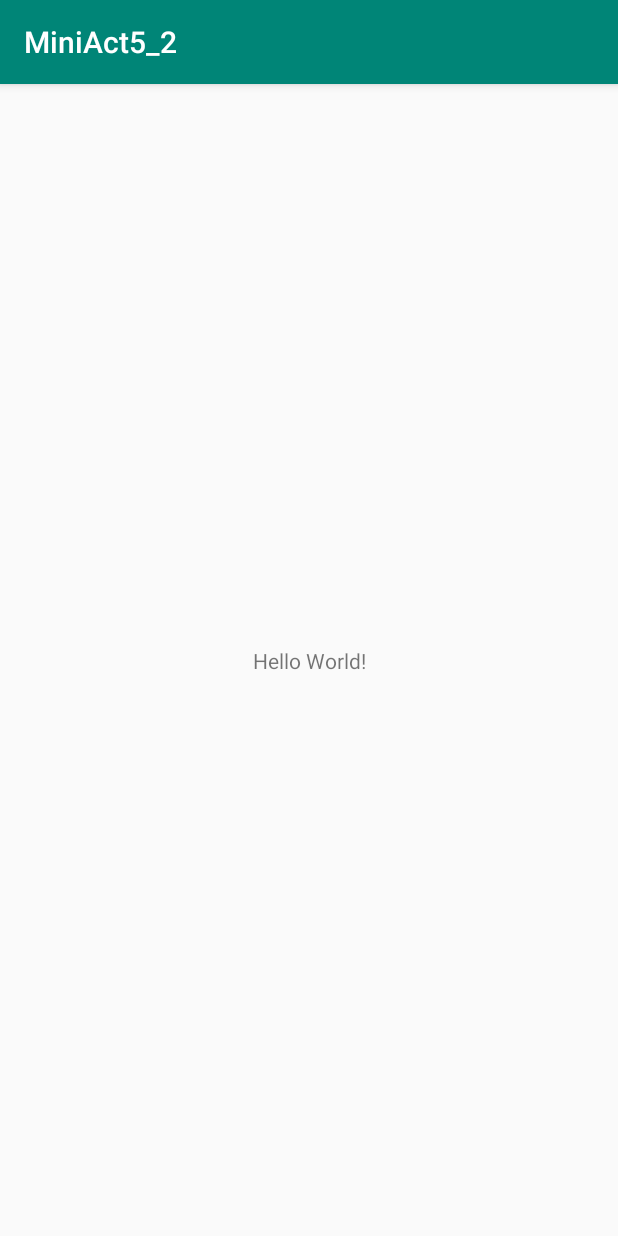
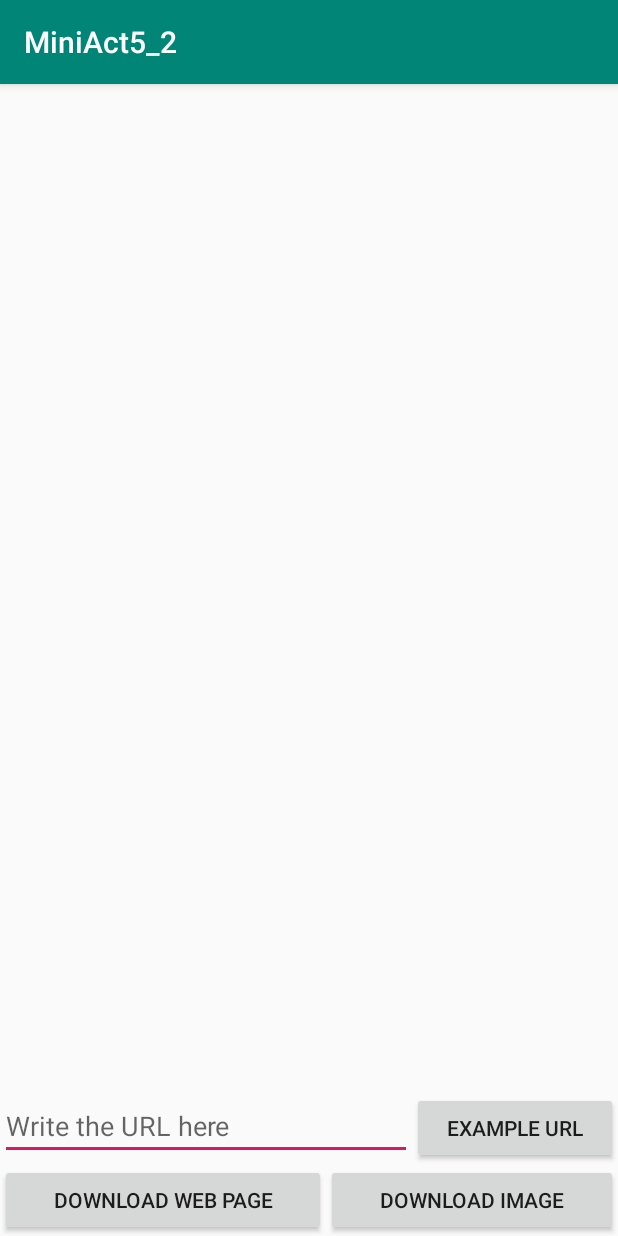
Before and after one commit to Tuset13/MiniAct5_2, an Android app: the screen it shows after launch (MainActivity), on a phone screen of 412 x 824 dp. Run offline under Robolectric (Android 15) with nearby library versions, the phone set to English and light mode, and no system bars.

Commit message:
Pràctica Acabada!

```diff
--- a/app/src/main/AndroidManifest.xml
+++ b/app/src/main/AndroidManifest.xml
@@ -1,6 +1,8 @@
 <?xml version="1.0" encoding="utf-8"?>
 <manifest xmlns:android="http://schemas.android.com/apk/res/android"
     package="com.example.miniact5_2">
+
+    <uses-permission android:name="android.permission.INTERNET" />
 
     <application
         android:allowBackup="true"
--- a/app/src/main/res/layout/activity_main.xml
+++ b/app/src/main/res/layout/activity_main.xml
@@ -1,18 +1,69 @@
 <?xml version="1.0" encoding="utf-8"?>
-<androidx.constraintlayout.widget.ConstraintLayout xmlns:android="http://schemas.android.com/apk/res/android"
-    xmlns:app="http://schemas.android.com/apk/res-auto"
-    xmlns:tools="http://schemas.android.com/tools"
+<LinearLayout xmlns:android="http://schemas.android.com/apk/res/android"
     android:layout_width="match_parent"
     android:layout_height="match_parent"
-    tools:context=".MainActivity">
+    android:orientation="vertical">
 
-    <TextView
-        android:layout_width="wrap_content"
+    <LinearLayout
+        android:layout_width="match_parent"
+        android:layout_height="0dp"
+        android:layout_weight="1"
+        android:orientation="vertical">
+
+        <ImageView
+            android:id="@+id/image_holder"
+            android:layout_width="match_parent"
+            android:layout_weight="2"
+            android:layout_height="0dp"
+            android:contentDescription="@string/image_text" />
+
+        <TextView
+            android:id="@+id/textView"
+            android:layout_width="match_parent"
+            android:layout_height="0dp"
+            android:layout_weight="1" />
+
+    </LinearLayout>
+
+    <LinearLayout
+        android:layout_width="match_parent"
         android:layout_height="wrap_content"
-        android:text="Hello World!"
-        app:layout_constraintBottom_toBottomOf="parent"
-        app:layout_constraintLeft_toLeftOf="parent"
-        app:layout_constraintRight_toRightOf="parent"
-        app:layout_constraintTop_toTopOf="parent" />
+        android:orientation="horizontal">
 
-</androidx.constraintlayout.widget.ConstraintLayout>
+        <EditText
+            android:id="@+id/editText"
+            android:layout_width="0dp"
+            android:layout_weight="2"
+            android:layout_height="wrap_content"
+            android:hint="@string/edittext_hint"/>
+
+        <Button
+            android:layout_width="0dp"
+            android:layout_weight="1"
+            android:layout_height="wrap_content"
+            android:onClick="onExampleUrl"
+            android:text="@string/ex_url" />
+
+    </LinearLayout>
+
+    <LinearLayout
+        android:layout_width="match_parent"
+        android:layout_height="wrap_content"
+        android:orientation="horizontal">
+
+        <Button
+            android:layout_width="wrap_content"
+            android:layout_weight="1"
+            android:layout_height="wrap_content"
+            android:onClick="onDownloadWeb"
+            android:text="@string/web_take_button" />
+
+        <Button
+            android:layout_width="wrap_content"
+            android:layout_weight="1"
+            android:layout_height="wrap_content"
+            android:onClick="onDownloadImage"
+            android:text="@string/image_take_button" />
+
+    </LinearLayout>
+</LinearLayout>
--- a/app/src/main/res/values/strings.xml
+++ b/app/src/main/res/values/strings.xml
@@ -1,3 +1,10 @@
 <resources>
     <string name="app_name">MiniAct5_2</string>
+    <string name="web_take_button">Download Web Page</string>
+    <string name="image_take_button">Download Image</string>
+    <string name="image_text">(Image Space)</string>
+    <string name="edittext_hint">Write the URL here</string>
+    <string name="wrong_url">The introduced URL is malformed or not valid!!</string>
+    <string name="ex_url">Example Url</string>
+    <string name="example_url">https://s.inyourpocket.com/gallery/113383.jpg</string>
 </resources>
```
Also changed, not shown: app/src/main/java/com/example/miniact5_2/MainActivity.java (+116 -0 lines).
